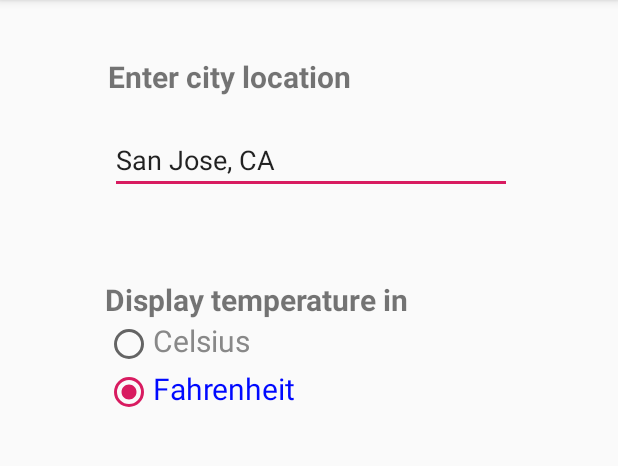
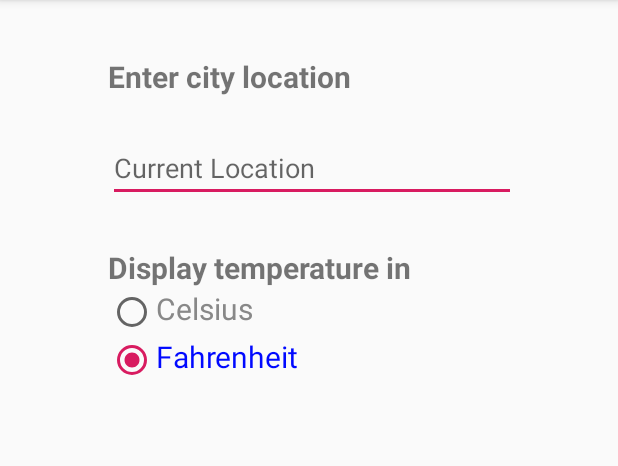
Before and after one commit to xuefanghu/SmartWeather, an Android app: the screen it shows after launch (SettingsActivity), after a tap on "SETTINGS", on a phone screen of 412 x 824 dp, the part 84-550 px from its top. Run offline under Robolectric (Android 15) with nearby library versions, the phone set to English and light mode, and no system bars.

Commit message:
support GPS location to fetch weather data by lat/lng
Previously we use the user entered location (with auto-complete) on the Settings page to load the weather data. The PR add a second mode which accesses the GPS location to fetch the weather data if the user doesn't enter the location on the Settings page. If the GPS location is not available temparally, then displays an error message suggesting the user to enter the location manually on the Settings page to continue using the app.

```diff
--- a/app/src/main/AndroidManifest.xml
+++ b/app/src/main/AndroidManifest.xml
@@ -3,6 +3,7 @@
     package="com.groupproject.smartweather">
 
     <uses-permission android:name="android.permission.INTERNET" />
+    <uses-permission android:name="android.permission.ACCESS_FINE_LOCATION" />
 
     <application
         android:allowBackup="true"
--- a/app/src/main/java/com/groupproject/smartweather/MainActivity.java
+++ b/app/src/main/java/com/groupproject/smartweather/MainActivity.java
@@ -1,6 +1,11 @@
 package com.groupproject.smartweather;
 
+import android.Manifest;
+import android.content.Context;
 import android.content.Intent;
+import android.content.pm.PackageManager;
+import android.location.Location;
+import android.location.LocationManager;
 import android.os.AsyncTask;
 import android.os.Bundle;
 import android.util.Log;
@@ -23,7 +28,8 @@ import com.groupproject.smartweather.Utils.ServerJsonUtils;
 import java.net.URL;
 import java.util.List;
 
-public class MainActivity extends AppCompatActivity implements ListItemAdapter.ListItemAdapterOnClickHandler {
+public class MainActivity extends AppCompatActivity implements
+        ListItemAdapter.ListItemAdapterOnClickHandler {
     private TextView cityNameView;
     private RecyclerView swRecyclerView;
     private ListItemAdapter swListItemAdapter;
@@ -38,8 +44,8 @@ public class MainActivity extends AppCompatActivity implements ListItemAdapter.L
         cityNameView = findViewById(R.id.city_name);
         swRecyclerView = findViewById(R.id.recyclerview_forecast);
         errorMessageShow = findViewById(R.id.sw_error_message);
-        LinearLayoutManager layoutManager
-                = new LinearLayoutManager(this, LinearLayoutManager.VERTICAL, false);
+        LinearLayoutManager layoutManager = new LinearLayoutManager(
+                this, LinearLayoutManager.VERTICAL, false);
         swRecyclerView.setLayoutManager(layoutManager);
         swRecyclerView.setHasFixedSize(true);
 
@@ -48,16 +54,18 @@ public class MainActivity extends AppCompatActivity implements ListItemAdapter.L
 
         loadingIndicator = findViewById(R.id.sw_loading_indicator);
 
-        loadWeatherData();
+        loadWeatherDataWithPermissionRequest();
     }
 
     /**
-     * This method will get the weather information of user's preferred city location
-     * Get the weather data in the background.
+     * This method gets the weather information in the background based on the user input
+     * location or the current GPS location.
+     *
+     * @param currentLocation The current location from the device GPS.
      */
-    private void loadWeatherData() {
+    private void loadWeatherData(Location currentLocation) {
         showWeatherDataView();
-        new FetchWeatherTask().execute();
+        new FetchWeatherTask().execute(currentLocation);
     }
 
     /**
@@ -79,9 +87,12 @@ public class MainActivity extends AppCompatActivity implements ListItemAdapter.L
 
     /**
      * This method will make the error message visible and hide the weather view.
+     *
+     * @param msg The error message to display.
      */
-    private void showErrorMessage() {
+    private void showErrorMessage(String msg) {
         swRecyclerView.setVisibility(View.INVISIBLE);
+        errorMessageShow.setText(msg);
         errorMessageShow.setVisibility(View.VISIBLE);
     }
 
@@ -97,7 +108,7 @@ public class MainActivity extends AppCompatActivity implements ListItemAdapter.L
         int id = item.getItemId();
         if (id == R.id.action_refresh) {
             swListItemAdapter.setWeatherData(null);
-            loadWeatherData();
+            loadWeatherDataWithPermissionRequest();
             return true;
         }
 
@@ -109,7 +120,7 @@ public class MainActivity extends AppCompatActivity implements ListItemAdapter.L
         return super.onOptionsItemSelected(item);
     }
 
-    public class FetchWeatherTask extends AsyncTask<String, Void, List<DailyWeatherInfo>> {
+    public class FetchWeatherTask extends AsyncTask<Location, Void, List<DailyWeatherInfo>> {
 
         @Override
         protected void onPreExecute() {
@@ -118,9 +129,12 @@ public class MainActivity extends AppCompatActivity implements ListItemAdapter.L
         }
 
         @Override
-        protected List<DailyWeatherInfo> doInBackground(String... params) {
-            URL weatherRequestUrl = NetworkUtils.buildUrl(Preferences.getPreferredLocation());
-
+        protected List<DailyWeatherInfo> doInBackground(Location... params) {
+            if (params.length <1) {
+                return null;
+            }
+            URL weatherRequestUrl = NetworkUtils.buildUrl(
+                    Preferences.getPreferredLocation(), params[0]);
             try {
                 String jsonWeatherResponse = NetworkUtils
                         .getDataFromHttp(weatherRequestUrl);
@@ -145,8 +159,48 @@ public class MainActivity extends AppCompatActivity implements ListItemAdapter.L
                     cityNameView.setText(weatherData.get(0).cityName);
                 }
             } else {
-                showErrorMessage();
+                showErrorMessage("Error. Please try again by clicking REFRESH.");
             }
         }
     }
+
+    // Get user GPS location
+    private static final int LOCATION_REQUEST = 457;
+    public void loadWeatherDataWithPermissionRequest() {
+        if (checkSelfPermission(Manifest.permission.ACCESS_FINE_LOCATION) !=
+                PackageManager.PERMISSION_GRANTED) {
+            // Request user permission to access the GPS location.
+            requestPermissions(new String[]{Manifest.permission.ACCESS_FINE_LOCATION},
+                    LOCATION_REQUEST);
+        } else {
+            loadWeatherDataWithPermissionCheck();
+        }
+    }
+
+    void loadWeatherDataWithPermissionCheck() {
+        boolean hasPermission = checkSelfPermission(Manifest.permission.ACCESS_FINE_LOCATION) ==
+                PackageManager.PERMISSION_GRANTED;
+        if (hasPermission) {
+            LocationManager locationManager = (LocationManager) getSystemService(
+                    Context.LOCATION_SERVICE);
+            Location location = locationManager.getLastKnownLocation(LocationManager.GPS_PROVIDER);
+            if (location != null || !Preferences.getPreferredLocation().isEmpty()) {
+                loadWeatherData(location);
+            } else {
+                showErrorMessage(
+                        "GPS location not available. Please enter location in SETTINGS.");
+            }
+        }else {
+            showErrorMessage("Location permission required. Please try again.");
+        }
+    }
+
+
+    @Override
+    public void onRequestPermissionsResult(int requestCode, String[] permissions,
+                                           int[] grantResults) {
+        if (requestCode == LOCATION_REQUEST) {
+            loadWeatherDataWithPermissionCheck();
+        }
+    }
 }
--- a/app/src/main/java/com/groupproject/smartweather/Utils/NetworkUtils.java
+++ b/app/src/main/java/com/groupproject/smartweather/Utils/NetworkUtils.java
@@ -1,5 +1,6 @@
 package com.groupproject.smartweather.Utils;
 
+import android.location.Location;
 import android.net.Uri;
 
 import java.io.IOException;
@@ -33,22 +34,23 @@ public final class NetworkUtils {
     /**
      * Builds the URL used to communicate with the weather server using a location.
      *
-     * @param location The location that will be queried for.
+     * @param locationStr The location string entered by the user.
+     * @param currentLocation The current location from the device GPS.
      * @return The URL to use to query the weather server.
      */
-    public static URL buildUrl(Preferences.Location location) {
+    public static URL buildUrl(String locationStr, Location currentLocation) {
         // return the URL used to query Weatherbit's API
         Uri.Builder builder = Uri.parse(FORECAST_BASE_URL).buildUpon()
                 .appendQueryParameter(UNITS_PARAM, units)
                 .appendQueryParameter(DAYS_PARAM, Integer.toString(numDays))
                 .appendQueryParameter(APIKEY_PARAM, APIKEY_VALUE);
-        if (location.lat != 0 && location.lng != 0) {
+        if (locationStr.length() > 0) {
+            // Case of city name from the user input.
+            builder.appendQueryParameter(CITY_PARAM, locationStr);
+        } else if (currentLocation != null){
             // Case of lat/lng from the device GPS.
-            builder.appendQueryParameter(LAT_PARAM, Double.toString(location.lat))
-                    .appendQueryParameter(LNG_PARAM, Double.toString(location.lng));
-        } else if (location.locationStr.length()>0){
-            // Case of city name from the user input.
-            builder.appendQueryParameter(CITY_PARAM, location.locationStr);
+            builder.appendQueryParameter(LAT_PARAM, Double.toString(currentLocation.getLatitude()))
+                    .appendQueryParameter(LNG_PARAM, Double.toString(currentLocation.getLongitude()));
         } else {
             // No location available.
             builder.appendQueryParameter(CITY_PARAM, Preferences.DEFAULT_CITY);
--- a/app/src/main/java/com/groupproject/smartweather/Utils/Preferences.java
+++ b/app/src/main/java/com/groupproject/smartweather/Utils/Preferences.java
@@ -1,38 +1,19 @@
 package com.groupproject.smartweather.Utils;
 
 
+// Save the user settings from the SETTINGS page such as preferred location etc.
 public class Preferences {
     private static boolean isMetric = false;
     // The default city if the input city name is empty and the GPS is not available either.
     public final static String DEFAULT_CITY = "San Jose, CA";
-    // TODO: default to GPS location once ready.
-    private static Location location = new Location(DEFAULT_CITY);
-
-    // Data structure to hold the weather location chosen by the user.
-    public static class Location {
-        // The location in string format.
-        public String locationStr;
-
-        // The location in lat/lng format.
-        public double lat;
-        public double lng;
-
-        public Location(String locationStr) {
-            this.locationStr = locationStr;
-        }
-
-        public Location(double lat, double lng) {
-            this.lat = lat;
-            this.lng = lng;
-            this.locationStr = "";
-        }
-    }
+    // The user input location.
+    private static String location = "";
 
     /**
      * Get the user input location.
      * @return the location.
      */
-    public static Location getPreferredLocation() {
+    public static String getPreferredLocation() {
         return location;
     }
 
@@ -40,7 +21,7 @@ public class Preferences {
      * Set the user inut location.
      * @param value
      */
-    public static void setPreferredLocation(Location value) {
+    public static void setPreferredLocation(String value) {
         location = value;
     }
 
@@ -60,6 +41,4 @@ public class Preferences {
     public static void setIsMetric(boolean value) {
         isMetric = value;
     }
-
-
 }
--- a/app/src/main/res/layout/activity_main.xml
+++ b/app/src/main/res/layout/activity_main.xml
@@ -6,9 +6,8 @@
 
     <TextView
         android:id="@+id/city_name"
-        android:layout_width="354dp"
+        android:layout_width="match_parent"
         android:layout_height="100dp"
-        android:layout_marginLeft="22dp"
         android:gravity="center"
         android:padding="16dp"
         android:textSize="40sp" />
@@ -26,7 +25,6 @@
         android:layout_width="wrap_content"
         android:layout_height="wrap_content"
         android:padding="16dp"
-        android:text="Error. Please try again by clicking REFRESH."
         android:textSize="20sp"
         android:visibility="invisible" />
 
--- a/app/src/main/res/layout/activity_settings.xml
+++ b/app/src/main/res/layout/activity_settings.xml
@@ -12,46 +12,43 @@
         android:layout_alignParentTop="true"
         android:layout_marginStart="72dp"
         android:layout_marginTop="37dp"
-        android:textSize="20dp"
+        android:textSize="20sp"
         android:textStyle="bold"
-        android:text="Enter city location" />
+        android:text="@string/enter_city_location" />
 
     <AutoCompleteTextView
         android:id="@+id/city_input"
-        android:layout_width="268dp"
+        android:layout_width="272dp"
         android:layout_height="wrap_content"
-        android:layout_alignParentStart="true"
-        android:layout_alignParentTop="true"
-        android:layout_marginStart="73dp"
-        android:layout_marginTop="84dp"
+        android:layout_alignStart="@id/city_input_title"
+        android:layout_below="@id/city_input_title"
+        android:layout_marginTop="10dp"
         android:completionThreshold="0"
-        android:hint="Current Location" />
+        android:hint="@string/current_location" />
 
     <RadioGroup
-        android:layout_width="271dp"
+        android:layout_width="272dp"
         android:layout_height="104dp"
-        android:layout_alignParentStart="true"
-        android:layout_alignParentTop="true"
-        android:layout_marginStart="70dp"
-        android:layout_marginTop="186dp"
-        android:gravity="left"
+        android:layout_alignStart="@id/city_input_title"
+        android:layout_below="@id/city_input"
+        android:layout_marginTop="30dp"
+        android:gravity="start"
         android:orientation="vertical">
 
         <TextView
             android:id="@+id/metric_title"
             android:layout_width="match_parent"
             android:layout_height="wrap_content"
-            android:gravity="left"
-            android:text="Display temperature in"
-            android:textSize="20dp"
+            android:gravity="start"
+            android:text="@string/display_temperature_in"
+            android:textSize="20sp"
             android:textStyle="bold"/>
 
         <RadioButton
             android:id="@+id/c_radio_button"
             android:layout_width="match_parent"
             android:layout_height="wrap_content"
-            android:gravity="left"
-            android:onClick="onRadioButtonClicked"
+            android:gravity="start"
             android:text="@string/celsius"
             android:textColor="@drawable/selector_radio_btn_text"
             android:textSize="20sp" />
@@ -60,8 +57,7 @@
             android:id="@+id/f_radio_button"
             android:layout_width="match_parent"
             android:layout_height="wrap_content"
-            android:gravity="left"
-            android:onClick="onRadioButtonClicked"
+            android:gravity="start"
             android:text="@string/fahrenheit"
             android:textColor="@drawable/selector_radio_btn_text"
             android:textSize="20sp" />
--- a/app/src/main/res/values/strings.xml
+++ b/app/src/main/res/values/strings.xml
@@ -12,4 +12,7 @@
     <string name="settings">Settings</string>
     <string name="celsius">Celsius</string>
     <string name="fahrenheit">Fahrenheit</string>
+    <string name="enter_city_location">Enter city location</string>
+    <string name="current_location">Current Location</string>
+    <string name="display_temperature_in">Display temperature in</string>
 </resources>
```
Also changed, not shown: app/src/main/java/com/groupproject/smartweather/SettingsActivity.java (+8 -20 lines), app/src/main/res/layout/list_item.xml (+16 -13 lines).
